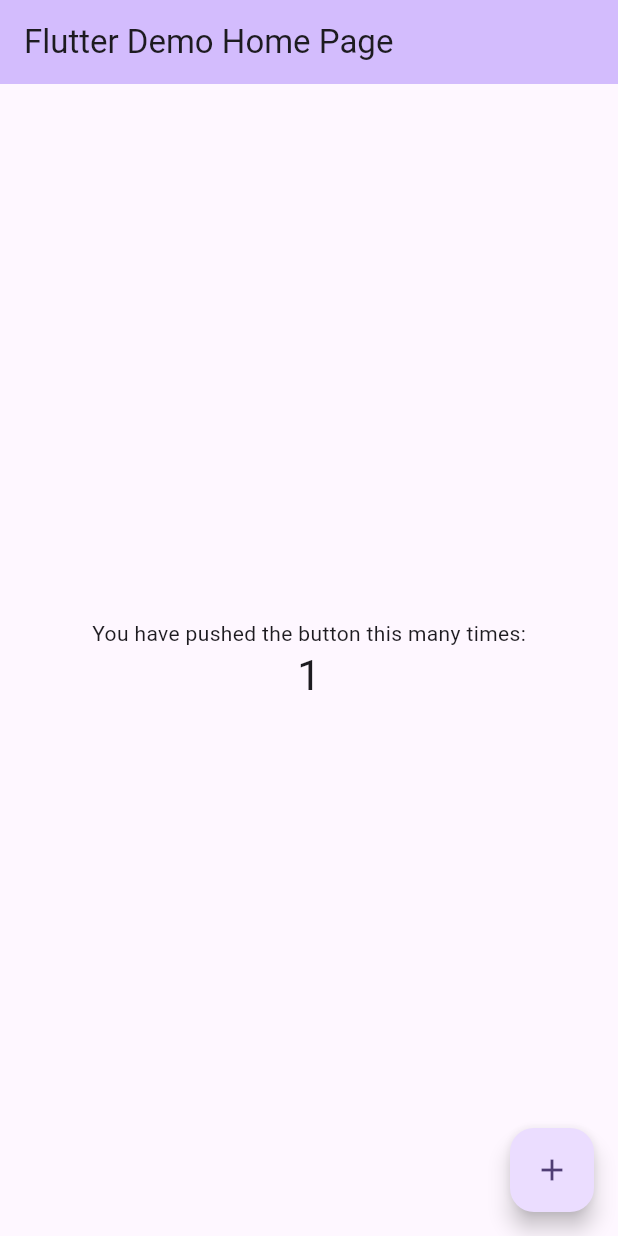
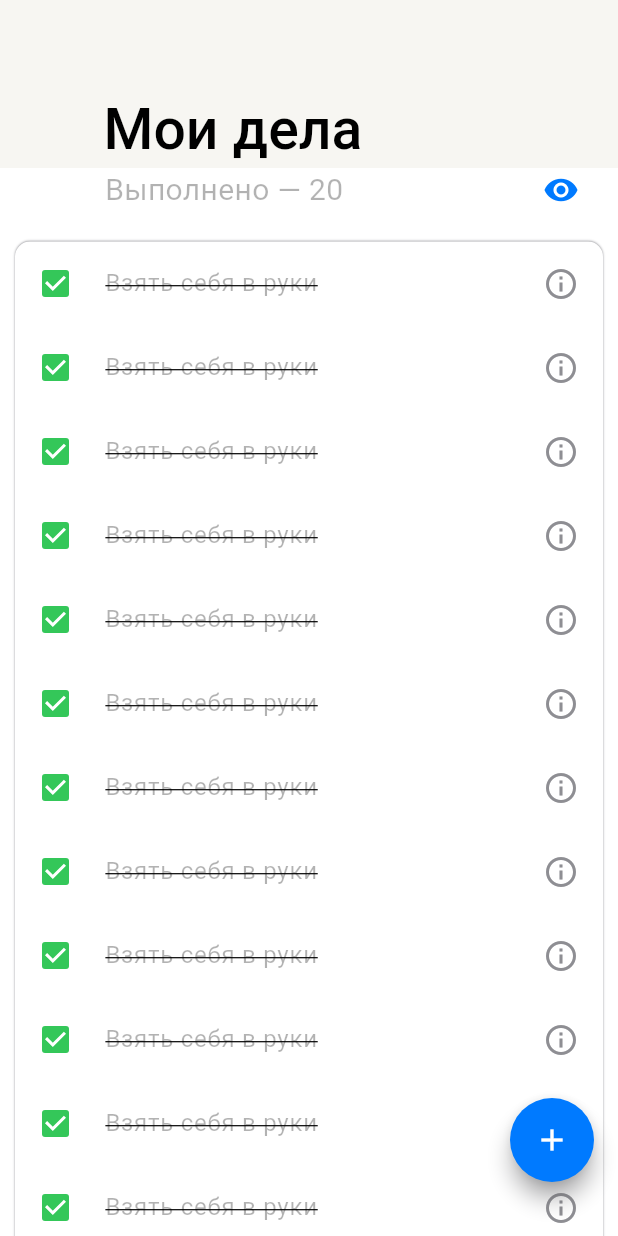
Before and after one commit to 23yaro/daily, a Flutter app: the screen it shows after launch, after a tap on the "add" icon, on a phone screen of 412 x 824 dp. Run offline on Flutter 3.47's test engine with Material 3 defaults, Android fonts, the phone set to English and light mode, and no system bars.

Commit message:
home screen

```diff
--- /dev/null
+++ b/lib/data_mock/list.dart
@@ -0,0 +1,37 @@
+import 'dart:math';
+
+class Item {
+  Item({
+    required this.id,
+    required this.name,
+    required this.priority,
+    required this.isComplete,
+    required this.date,
+  });
+
+   int id;
+   String name;
+   int priority;
+   bool isComplete;
+   String? date;
+}
+
+final List<Item> items = List.generate(
+    20,
+    (index) => Item(
+        id: index,
+        name: names[Random().nextInt(names.length - 1)],
+        priority: Random().nextInt(3),
+        isComplete: Random().nextInt(2) == 0,
+        date: Random().nextInt(3) == 0 ? '${DateTime.now().day}.${DateTime.now().month}.${DateTime.now().year}': null,
+    ));
+
+final List<String> names = [
+  'Сходить в универ',
+  'Полистать ленту',
+  'Посмотреть видео на ютюбе',
+  'Пойти куда-то, зачем-то почему-то старый бог старый бог старый бог старый бог старый бог старый бог старый бог ',
+  'Взять себя в руки',
+  'Посмотреть фильм',
+  'Вынести мусор',
+];
--- /dev/null
+++ b/lib/features/Home/home_screen.dart
@@ -0,0 +1,15 @@
+import 'package:daily/features/Home/widgets/home_body.dart';
+import 'package:daily/features/Home/widgets/home_floatingActionButton.dart';
+import 'package:flutter/material.dart';
+
+class HomeScreen extends StatelessWidget {
+  const HomeScreen({super.key});
+
+  @override
+  Widget build(BuildContext context) {
+    return const Scaffold(
+      body: HomeBody(),
+      floatingActionButton: FABapp(),
+    );
+  }
+}
--- /dev/null
+++ b/lib/features/Home/widgets/home_appbar.dart
@@ -0,0 +1,50 @@
+import 'package:flutter/material.dart';
+import '../../../ui/consts/icons.dart';
+
+class HomeAppBar extends StatefulWidget {
+  const HomeAppBar({super.key, required this.scrollController});
+
+  final ScrollController scrollController;
+
+  @override
+  State<HomeAppBar> createState() => _HomeAppBarState();
+}
+
+class _HomeAppBarState extends State<HomeAppBar> {
+  bool _visibility = false;
+
+  void _changeVisibility() {
+    if (widget.scrollController.offset < 75) {
+      if (_visibility) {
+        setState(() => _visibility = false);
+      }
+    } else {
+      setState(() => _visibility = true);
+    }
+  }
+
+  @override
+  void initState() {
+    widget.scrollController.addListener(_changeVisibility);
+    super.initState();
+  }
+
+  @override
+  Widget build(BuildContext context) {
+    return SliverAppBar.medium(
+      title: Padding(
+        padding: const EdgeInsets.only(left: 53.0, right: 10.0),
+        child: Row(
+          mainAxisAlignment: MainAxisAlignment.spaceBetween,
+          children: [
+            const Text('Мои дела'),
+            Visibility(
+              visible: _visibility,
+              child: IconsApp.visibility,
+            ),
+          ],
+        ),
+      ),
+    );
+  }
+}
--- /dev/null
+++ b/lib/features/Home/widgets/home_body.dart
@@ -0,0 +1,38 @@
+import 'package:daily/data_mock/list.dart';
+import 'package:daily/features/Home/widgets/home_appbar.dart';
+import 'package:daily/features/Home/widgets/home_header.dart';
+import 'package:daily/features/Home/widgets/home_list.dart';
+import 'package:flutter/material.dart';
+
+class HomeBody extends StatefulWidget {
+  const HomeBody({super.key});
+
+  @override
+  State<HomeBody> createState() => _HomeBodyState();
+}
+
+class _HomeBodyState extends State<HomeBody> {
+  final _scrollController = ScrollController();
+
+  @override
+  void dispose() {
+    _scrollController.dispose();
+    super.dispose();
+  }
+
+  int stub = items.fold(
+      0,
+      (previousValue, element) =>
+          element.isComplete ? previousValue += 1 : previousValue);
+
+  @override
+  Widget build(BuildContext context) {
+    final slivers = <Widget>[
+      HomeAppBar(scrollController: _scrollController),
+      HomeHeader(value: stub), //Переделать
+      const HomeList(),
+    ];
+
+    return CustomScrollView(controller: _scrollController, slivers: slivers);
+  }
+}
--- /dev/null
+++ b/lib/features/Home/widgets/home_dismissible_wrapper.dart
@@ -0,0 +1,41 @@
+import 'package:flutter/material.dart';
+import '../../../ui/consts/colors.dart';
+import '../../../ui/consts/icons.dart';
+
+class DismissibleWrapper extends StatelessWidget {
+  const DismissibleWrapper({super.key, required this.child});
+
+  final Widget child;
+
+  @override
+  Widget build(BuildContext context) {
+    void onDismissed(direction){
+      //if(direction == DismissDirection.startToEnd)
+      //if(direction == DismissDirection.endToStart)
+    }
+    return ClipRRect(
+      borderRadius: BorderRadius.circular(5.0),
+      child: Dismissible(
+        onDismissed: onDismissed,
+        key: UniqueKey(),
+        background: Container(
+          alignment: Alignment.centerLeft,
+          color: ColorsLight.green,
+          child: const Padding(
+            padding: EdgeInsets.only(left: 16.0),
+            child: IconsApp.check,
+          ),
+        ),
+        secondaryBackground: Container(
+          alignment: Alignment.centerRight,
+          color: ColorsLight.red,
+          child: const Padding(
+            padding: EdgeInsets.only(right: 24.0),
+            child: IconsApp.delete,
+          ),
+        ),
+        child: child,
+      ),
+    );
+  }
+}
--- /dev/null
+++ b/lib/features/Home/widgets/home_floatingActionButton.dart
@@ -0,0 +1,17 @@
+import 'package:daily/ui/consts/icons.dart';
+import 'package:flutter/material.dart';
+
+class FABapp extends StatelessWidget {
+  const FABapp({super.key});
+
+  @override
+  Widget build(BuildContext context) {
+    return Padding(
+      padding: const EdgeInsets.only(bottom: 20.0),
+      child: FloatingActionButton(
+        onPressed: () {},
+        child: IconsApp.add,
+      ),
+    );
+  }
+}
--- /dev/null
+++ b/lib/features/Home/widgets/home_header.dart
@@ -0,0 +1,24 @@
+import 'package:daily/ui/consts/icons.dart';
+import 'package:flutter/material.dart';
+
+class HomeHeader extends StatelessWidget {
+  const HomeHeader({super.key, required this.value});
+
+  final int value;
+
+  @override
+  Widget build(BuildContext context) {
+    return SliverToBoxAdapter(
+      child: Padding(
+        padding: const EdgeInsets.only(left: 70.0, bottom: 20.0, right: 26.0),
+        child: Row(
+          mainAxisAlignment: MainAxisAlignment.spaceBetween,
+          children: [
+            Text('Выполнено — $value'),
+            IconsApp.visibility,
+          ],
+        ),
+      ),
+    );
+  }
+}
--- /dev/null
+++ b/lib/features/Home/widgets/home_list.dart
@@ -0,0 +1,27 @@
+import 'package:flutter/material.dart';
+import '../../../data_mock/list.dart';
+import 'home_list_item.dart';
+import 'home_list_wrapper.dart';
+
+class HomeList extends StatelessWidget {
+  const HomeList({super.key});
+
+  @override
+  Widget build(BuildContext context) {
+    final newTask = Padding(
+      padding: const EdgeInsets.only(left: 60.0, bottom: 20.0, top: 5.0),
+      child: Text('Новое', style: Theme.of(context).textTheme.bodySmall),
+    );
+
+    final listItems = SliverList(
+      delegate: SliverChildBuilderDelegate(
+        (BuildContext context, int index) => (index != items.length)
+            ? HomeListItem(index: items[index].id)
+            : newTask,
+        childCount: items.length + 1,
+      ),
+    );
+
+    return ListWrapper(sliver: listItems);
+  }
+}
--- /dev/null
+++ b/lib/features/Home/widgets/home_list_item.dart
@@ -0,0 +1,108 @@
+import 'package:flutter/material.dart';
+import 'package:daily/data_mock/list.dart';
+import '../../../ui/consts/colors.dart';
+import '../../../ui/consts/icons.dart';
+import 'home_dismissible_wrapper.dart';
+
+class HomeListItem extends StatefulWidget {
+  const HomeListItem({
+    super.key,
+    required this.index,
+  });
+
+  final int index;
+
+  @override
+  State<HomeListItem> createState() => _HomeListItemState();
+}
+
+class _HomeListItemState extends State<HomeListItem> {
+  @override
+  Widget build(BuildContext context) {
+    final isComplete = items[widget.index].isComplete;
+    final priority = items[widget.index].priority;
+
+    ///checkBox
+    Widget checkBox = SizedBox(
+      width: 22.0,
+      child: Checkbox(
+        activeColor: ColorsLight.green,
+        value: isComplete,
+        side: priority == 2 && !isComplete
+            ? const BorderSide(color: ColorsLight.red, width: 2.0)
+            : const BorderSide(color: ColorsLight.gray, width: 2.0),
+        fillColor: priority == 2 && !isComplete
+            ? MaterialStatePropertyAll(ColorsLight.red.withOpacity(0.3))
+            : null,
+        onChanged: (bool? bool) {
+          setState(() => items[widget.index].isComplete = !isComplete);
+        },
+      ),
+    );
+
+    ///Дополнительная иконка, если приоритет выше 0
+    ///
+    ///где же вы мои if'ы из котлина ;(
+    Widget? additionalIcon = (!isComplete && priority != 0)
+        ? priority == 1
+            ? IconsApp.arrowDown
+            : priority == 2
+                ? IconsApp.priorityHigh
+                : null
+        : null;
+
+    ///Check box с иконкой приоритета
+    ///
+    ///Если есть дополнительная иконка капсулируем ее в Row
+    Widget checkBoxWithAdditionalIcon = additionalIcon != null
+        ? Row(
+            mainAxisSize: MainAxisSize.min,
+            children: [
+              checkBox,
+              SizedBox(
+                  width: (priority > 0 && !isComplete) ? 6.0 : 0.0,
+                  child: additionalIcon),
+            ],
+          )
+        : Row(
+            mainAxisSize: MainAxisSize.min,
+            children: [
+              checkBox,
+              SizedBox(width: (priority > 0 && !isComplete) ? 0.0 : 6.0),
+            ],
+          );
+
+    ///title
+    Widget title = Text(
+      items[widget.index].name,
+      maxLines: 2,
+      textAlign: TextAlign.justify,
+      overflow: TextOverflow.ellipsis,
+      style: isComplete
+          ? TextStyle(
+              decoration: TextDecoration.lineThrough,
+              color: Theme.of(context).hintColor,
+            )
+          : null,
+    );
+
+    ///subtitle
+    Widget? subtitle = (items[widget.index].date != null)
+        ? Text(
+            items[widget.index].date.toString(),
+            style:
+                Theme.of(context).textTheme.bodySmall?.copyWith(fontSize: 14.0),
+          )
+        : null;
+    const Widget trailing = SizedBox(width: 16.0, child: IconsApp.info);
+
+    return DismissibleWrapper(
+      child: ListTile(
+        leading: checkBoxWithAdditionalIcon,
+        title: title,
+        subtitle: subtitle,
+        trailing: trailing,
+      ),
+    );
+  }
+}
--- /dev/null
+++ b/lib/features/Home/widgets/home_list_wrapper.dart
@@ -0,0 +1,27 @@
+import 'package:flutter/material.dart';
+
+class ListWrapper extends StatelessWidget {
+  const ListWrapper({super.key, required this.sliver});
+
+  final Widget sliver;
+
+  @override
+  Widget build(BuildContext context) {
+    return SliverPadding(
+      padding: const EdgeInsets.only(left: 10.0, right: 10.0, bottom: 25.0),
+      sliver: DecoratedSliver(
+        decoration: BoxDecoration(
+          color: Theme.of(context).cardColor,
+          borderRadius: const BorderRadius.all(Radius.circular(10.0)),
+          boxShadow: [
+            BoxShadow(
+              color: Theme.of(context).shadowColor,
+              blurRadius: 0.5,
+            ),
+          ],
+        ),
+        sliver: sliver,
+      ),
+    );
+  }
+}
--- a/lib/main.dart
+++ b/lib/main.dart
@@ -1,4 +1,6 @@
+import 'package:daily/ui/theme/theme.dart';
 import 'package:flutter/material.dart';
+import 'features/Home/home_screen.dart';
 
 void main() {
   runApp(const MyApp());
@@ -7,119 +9,13 @@ void main() {
 class MyApp extends StatelessWidget {
   const MyApp({super.key});
 
-  // This widget is the root of your application.
   @override
   Widget build(BuildContext context) {
     return MaterialApp(
-      title: 'Flutter Demo',
-      theme: ThemeData(
-        // This is the theme of your application.
-        //
-        // TRY THIS: Try running your application with "flutter run". You'll see
-        // the application has a purple toolbar. Then, without quitting the app,
-        // try changing the seedColor in the colorScheme below to Colors.green
-        // and then invoke "hot reload" (save your changes or press the "hot
-        // reload" button in a Flutter-supported IDE, or press "r" if you used
-        // the command line to start the app).
-        //
-        // Notice that the counter didn't reset back to zero; the application
-        // state is not lost during the reload. To reset the state, use hot
-        // restart instead.
-        //
-        // This works for code too, not just values: Most code changes can be
-        // tested with just a hot reload.
-        colorScheme: ColorScheme.fromSeed(seedColor: Colors.deepPurple),
-        useMaterial3: true,
-      ),
-      home: const MyHomePage(title: 'Flutter Demo Home Page'),
+      debugShowCheckedModeBanner: false,
+      title: 'Daily',
+      theme: lightTheme,
+      home: const HomeScreen(),
     );
   }
 }
-
-class MyHomePage extends StatefulWidget {
-  const MyHomePage({super.key, required this.title});
-
-  // This widget is the home page of your application. It is stateful, meaning
-  // that it has a State object (defined below) that contains fields that affect
-  // how it looks.
-
-  // This class is the configuration for the state. It holds the values (in this
-  // case the title) provided by the parent (in this case the App widget) and
-  // used by the build method of the State. Fields in a Widget subclass are
-  // always marked "final".
-
-  final String title;
-
-  @override
-  State<MyHomePage> createState() => _MyHomePageState();
-}
-
-class _MyHomePageState extends State<MyHomePage> {
-  int _counter = 0;
-
-  void _incrementCounter() {
-    setState(() {
-      // This call to setState tells the Flutter framework that something has
-      // changed in this State, which causes it to rerun the build method below
-      // so that the display can reflect the updated values. If we changed
-      // _counter without calling setState(), then the build method would not be
-      // called again, and so nothing would appear to happen.
-      _counter++;
-    });
-  }
-
-  @override
-  Widget build(BuildContext context) {
-    // This method is rerun every time setState is called, for instance as done
-    // by the _incrementCounter method above.
-    //
-    // The Flutter framework has been optimized to make rerunning build methods
-    // fast, so that you can just rebuild anything that needs updating rather
-    // than having to individually change instances of widgets.
-    return Scaffold(
-      appBar: AppBar(
-        // TRY THIS: Try changing the color here to a specific color (to
-        // Colors.amber, perhaps?) and trigger a hot reload to see the AppBar
-        // change color while the other colors stay the same.
-        backgroundColor: Theme.of(context).colorScheme.inversePrimary,
-        // Here we take the value from the MyHomePage object that was created by
-        // the App.build method, and use it to set our appbar title.
-        title: Text(widget.title),
-      ),
-      body: Center(
-        // Center is a layout widget. It takes a single child and positions it
-        // in the middle of the parent.
-        child: Column(
-          // Column is also a layout widget. It takes a list of children and
-          // arranges them vertically. By default, it sizes itself to fit its
-          // children horizontally, and tries to be as tall as its parent.
-          //
-          // Column has various properties to control how it sizes itself and
-          // how it positions its children. Here we use mainAxisAlignment to
-          // center the children vertically; the main axis here is the vertical
-          // axis because Columns are vertical (the cross axis would be
-          // horizontal).
-          //
-          // TRY THIS: Invoke "debug painting" (choose the "Toggle Debug Paint"
-          // action in the IDE, or press "p" in the console), to see the
-          // wireframe for each widget.
-          mainAxisAlignment: MainAxisAlignment.center,
-          children: <Widget>[
-            const Text(
-              'You have pushed the button this many times:',
-            ),
-            Text(
-              '$_counter',
-              style: Theme.of(context).textTheme.headlineMedium,
-            ),
-          ],
-        ),
-      ),
-      floatingActionButton: FloatingActionButton(
-        onPressed: _incrementCounter,
-        tooltip: 'Increment',
-        child: const Icon(Icons.add),
-      ), // This trailing comma makes auto-formatting nicer for build methods.
-    );
-  }
-}
--- /dev/null
+++ b/lib/ui/consts/colors.dart
@@ -0,0 +1,37 @@
+import 'dart:ui';
+
+abstract class ColorsLight {
+  static const Color separator = Color(0x33000000);
+  static const Color overlay = Color(0x0F000000);
+  static const Color labelPrimary = Color(0xFF000000);
+  static const Color labelSecondary = Color(0x99000000);
+  static const Color labelTertiary = Color(0x4D000000);
+  static const Color labelDisable = Color(0x26000000);
+  static const Color red = Color(0xFFff3b30);
+  static const Color green = Color(0xFF34C759);
+  static const Color blue = Color(0xFF007AFF);
+  static const Color gray = Color(0xFF8E8E93);
+  static const Color grayLight = Color(0xFFD1D1D6);
+  static const Color white = Color(0xFFFFFFFF);
+  static const Color backPrimary = Color(0xFFF7F6F2);
+  static const Color backSecondary = Color(0xFFFFFFFF);
+  static const Color backElevated = Color(0xFFFFFFFF);
+}
+
+abstract class ColorsDark {
+  static const Color separator = Color(0x33FFFFFF);
+  static const Color overlay = Color(0x52000000);
+  static const Color labelPrimary = Color(0xFFFFFFFF);
+  static const Color labelSecondary = Color(0x99FFFFFF);
+  static const Color labelTertiary = Color(0x66FFFFFF);
+  static const Color labelDisable = Color(0x26FFFFFF);
+  static const Color red = Color(0xFFFF453A);
+  static const Color green = Color(0xFF32D74B);
+  static const Color blue = Color(0xFF0A84FF);
+  static const Color gray = Color(0xFF8E8E93);
+  static const Color grayLight = Color(0xFF48484A);
+  static const Color white = Color(0xFFFFFFFF);
+  static const Color backPrimary = Color(0xFF161618);
+  static const Color backSecondary = Color(0xFF252528);
+  static const Color backElevated = Color(0xFF3C3C3F);
+}
--- /dev/null
+++ b/lib/ui/consts/icons.dart
@@ -0,0 +1,40 @@
+import 'package:daily/ui/consts/colors.dart';
+import 'package:flutter/material.dart';
+
+abstract class IconsApp {
+  static const check = Icon(
+    Icons.check,
+    color: ColorsLight.white,
+  );
+  static const arrowDown = Icon(
+    Icons.arrow_drop_down_outlined,
+    color: ColorsLight.labelTertiary,
+  );
+  static const priorityHigh = Icon(
+    Icons.priority_high_outlined,
+    color: ColorsLight.red,
+  );
+  static const visibility = Icon(
+    Icons.visibility,
+    color: ColorsLight.blue,
+  );
+  static const visibilityOff = Icon(
+    Icons.visibility_off,
+    color: ColorsLight.blue,
+  );
+  static const add = Icon(
+    Icons.add ,
+    color: ColorsLight.white,
+  );
+  static const delete = Icon(
+    Icons.delete,
+    color: ColorsLight.white,
+  );
+  static const info = Icon(
+    Icons.info_outline,
+    color: ColorsLight.gray,
+  );
+  static const close = Icon(
+    Icons.close,
+  );
+}
--- /dev/null
+++ b/lib/ui/theme/dark_theme.dart
@@ -0,0 +1,32 @@
+part of 'theme.dart';
+
+  final ThemeData darkTheme = ThemeData(
+  colorScheme: const ColorScheme.dark(
+    primary: ColorsDark.labelPrimary,
+    secondary: ColorsDark.labelSecondary,
+    tertiary: ColorsDark.labelTertiary,
+    background: ColorsDark.backPrimary,
+    surface: ColorsDark.backSecondary,
+    surfaceTint: Colors.transparent,
+  ),
+  appBarTheme: const AppBarTheme(backgroundColor: ColorsDark.backPrimary),
+  disabledColor: ColorsDark.labelDisable,
+  dividerColor: ColorsDark.separator,
+  switchTheme: SwitchThemeData(
+    overlayColor: MaterialStateProperty.resolveWith(
+          (Set<MaterialState> states) {
+        if (states.contains(MaterialState.disabled)) {
+          return ColorsDark.overlay;
+        }
+        return Colors.white.withOpacity(.1);
+      },
+    ),
+  ),
+  dropdownMenuTheme: const DropdownMenuThemeData(
+    menuStyle: MenuStyle(
+      backgroundColor: MaterialStatePropertyAll(ColorsDark.backElevated),
+    ),
+  ),
+  fontFamily: "Roboto",
+  textTheme: _textTheme(),
+);
--- /dev/null
+++ b/lib/ui/theme/light_theme.dart
@@ -0,0 +1,41 @@
+part of 'theme.dart';
+
+final ThemeData lightTheme = ThemeData(
+  shadowColor: ColorsLight.gray,
+  colorScheme: const ColorScheme.light(
+    secondary: ColorsLight.labelSecondary,
+    tertiary: ColorsLight.labelTertiary,
+    background: ColorsLight.backPrimary,
+    surface: ColorsLight.backSecondary,
+    surfaceTint: Colors.transparent,
+  ),
+  appBarTheme: const AppBarTheme(
+    backgroundColor: ColorsLight.backPrimary,
+    shadowColor: ColorsLight.gray,
+  ),
+  disabledColor: ColorsLight.labelDisable,
+  dividerColor: ColorsLight.separator,
+  switchTheme: SwitchThemeData(
+    overlayColor: MaterialStateProperty.resolveWith(
+      (Set<MaterialState> states) {
+        if (states.contains(MaterialState.disabled)) {
+          return ColorsLight.overlay;
+        }
+        return Colors.white.withOpacity(.1);
+      },
+    ),
+  ),
+  dropdownMenuTheme: const DropdownMenuThemeData(
+    menuStyle: MenuStyle(
+      backgroundColor: MaterialStatePropertyAll(ColorsLight.backElevated),
+    ),
+  ),
+  floatingActionButtonTheme: const FloatingActionButtonThemeData(
+    backgroundColor: ColorsLight.blue,
+    foregroundColor: ColorsLight.white,
+    shape: CircleBorder(),
+  ),
+  hintColor: ColorsLight.labelTertiary,
+  fontFamily: "Roboto",
+  textTheme: _textTheme(),
+);
--- /dev/null
+++ b/lib/ui/theme/text_theme.dart
@@ -0,0 +1,19 @@
+part of 'theme.dart';
+
+abstract class _TextStyles {
+  static const largeTitle = TextStyle(fontSize: 38.0, fontWeight: FontWeight.w500);
+  static const  title = TextStyle(fontSize: 20.0, color: ColorsLight.labelTertiary);
+  static const  button = TextStyle(fontSize: 14.0);
+  static const  body = TextStyle(fontSize: 16.0);
+  static const  subhead = TextStyle(fontSize: 14.0);
+  static const  hint = TextStyle(fontSize: 16.0, color: ColorsLight.labelTertiary);
+}
+
+TextTheme _textTheme() {
+  return const TextTheme(
+    headlineSmall: _TextStyles.largeTitle,
+    bodyMedium: _TextStyles.title,
+    bodySmall: _TextStyles.hint,
+
+  );
+}
--- /dev/null
+++ b/lib/ui/theme/theme.dart
@@ -0,0 +1,6 @@
+import 'package:flutter/material.dart';
+import '../consts/colors.dart';
+
+part 'dark_theme.dart';
+part 'light_theme.dart';
+part 'text_theme.dart';
```
Also changed, not shown: 1 other file.
